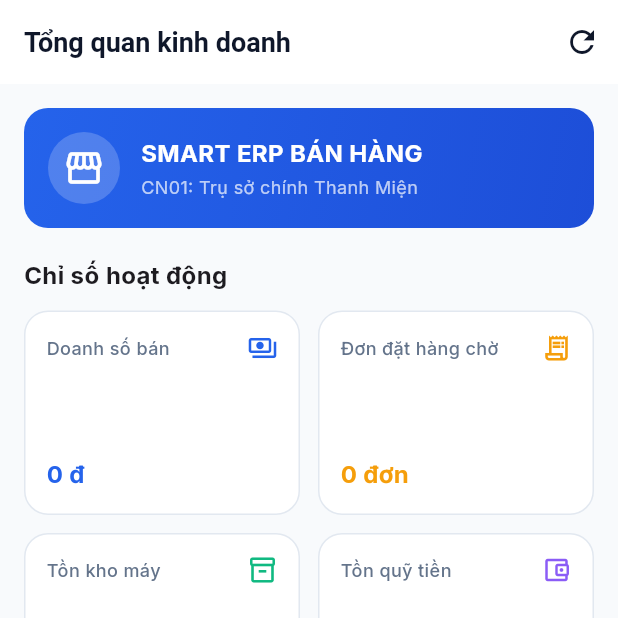
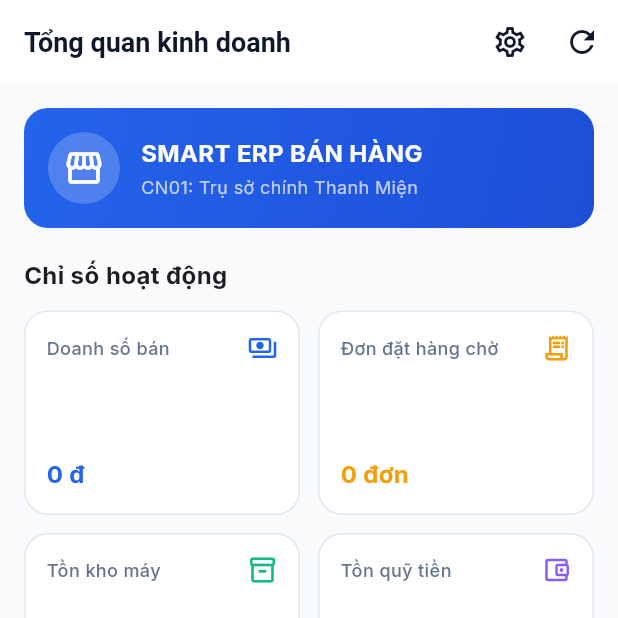
Before and after one commit to thegioidienthoai464/tgdtbanhang, a Flutter app: the screen it shows after launch, on a phone screen of 412 x 824 dp, the top half of it. Run offline on Flutter 3.47's test engine with Material 3 defaults, Android fonts, the light colour scheme and no system bars; our stand-ins replace google_fonts, shared_preferences, supabase_flutter; accounts and stored records are empty.

Commit message:
Cập nhật tự động: mobile_app/lib/ui/features/dashboard/dashboard_view.dart

```diff
--- a/mobile_app/lib/ui/features/dashboard/dashboard_view.dart
+++ b/mobile_app/lib/ui/features/dashboard/dashboard_view.dart
@@ -6,6 +6,7 @@
 import '../orders/orders_view_model.dart';
 import '../inventory/inventory_view_model.dart';
 import '../cashbook/cashbook_view_model.dart';
+import '../settings/settings_view.dart';
 
 class DashboardView extends StatefulWidget {
   final Function(int) onTabChange;
@@ -40,6 +41,13 @@
       appBar: AppBar(
         title: const Text('Tổng quan kinh doanh'),
         actions: [
+          IconButton(
+            icon: const Icon(Icons.settings_outlined),
+            tooltip: 'Cài đặt hệ thống',
+            onPressed: () {
+              Navigator.push(context, MaterialPageRoute(builder: (_) => const SettingsView()));
+            },
+          ),
           IconButton(
             icon: const Icon(Icons.refresh),
             onPressed: () {
```
